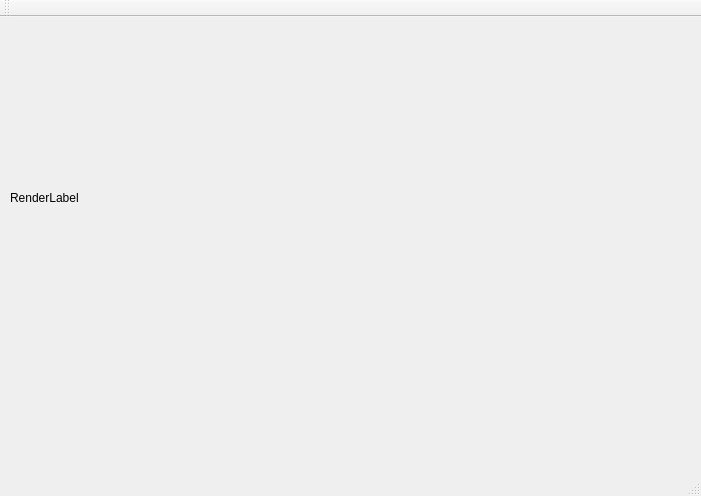
Above: RenderrerMainWindow.ui from damibran/simple_qt_renderrer before the change. Below: the same form after it.
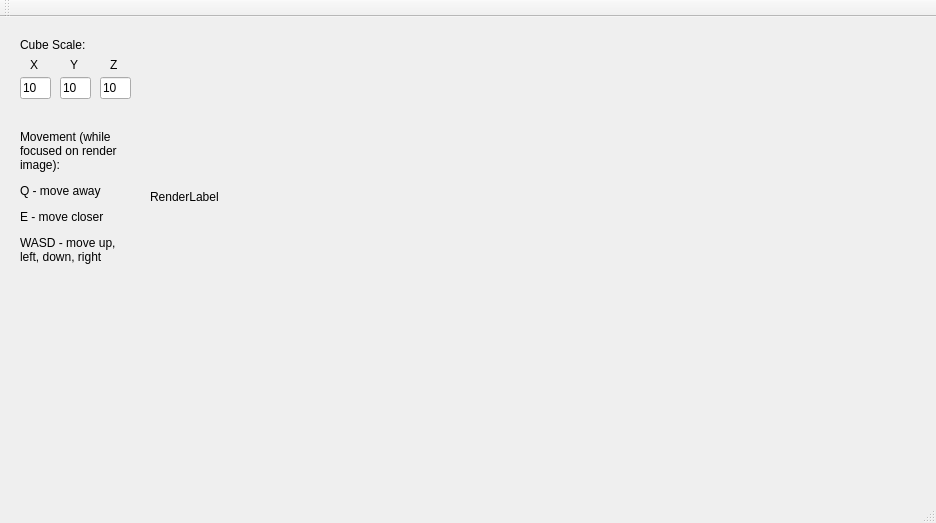
That is the form after the change.

What changed in the file:
```diff
--- a/RenderrerMainWindow.ui
+++ b/RenderrerMainWindow.ui
@@ -6,8 +6,8 @@
    <rect>
     <x>0</x>
     <y>0</y>
-    <width>701</width>
-    <height>496</height>
+    <width>936</width>
+    <height>523</height>
    </rect>
   </property>
   <property name="windowTitle">
@@ -17,23 +17,145 @@
    <widget class="QLabel" name="renderLabel">
     <property name="geometry">
      <rect>
-      <x>10</x>
+      <x>150</x>
       <y>10</y>
       <width>591</width>
       <height>341</height>
      </rect>
     </property>
+    <property name="focusPolicy">
+     <enum>Qt::ClickFocus</enum>
+    </property>
     <property name="text">
      <string>RenderLabel</string>
     </property>
    </widget>
+   <widget class="QLabel" name="CubeScaleLabel">
+    <property name="geometry">
+     <rect>
+      <x>20</x>
+      <y>20</y>
+      <width>81</width>
+      <height>16</height>
+     </rect>
+    </property>
+    <property name="text">
+     <string>Cube Scale:</string>
+    </property>
+   </widget>
+   <widget class="QLineEdit" name="XlineEdit">
+    <property name="geometry">
+     <rect>
+      <x>20</x>
+      <y>60</y>
+      <width>31</width>
+      <height>22</height>
+     </rect>
+    </property>
+    <property name="focusPolicy">
+     <enum>Qt::ClickFocus</enum>
+    </property>
+    <property name="text">
+     <string>10</string>
+    </property>
+   </widget>
+   <widget class="QLineEdit" name="YlineEdit">
+    <property name="geometry">
+     <rect>
+      <x>60</x>
+      <y>60</y>
+      <width>31</width>
+      <height>22</height>
+     </rect>
+    </property>
+    <property name="focusPolicy">
+     <enum>Qt::ClickFocus</enum>
+    </property>
+    <property name="text">
+     <string>10</string>
+    </property>
+   </widget>
+   <widget class="QLineEdit" name="ZlineEdit">
+    <property name="geometry">
+     <rect>
+      <x>100</x>
+      <y>60</y>
+      <width>31</width>
+      <height>22</height>
+     </rect>
+    </property>
+    <property name="focusPolicy">
+     <enum>Qt::ClickFocus</enum>
+    </property>
+    <property name="text">
+     <string>10</string>
+    </property>
+   </widget>
+   <widget class="QLabel" name="Xlabel">
+    <property name="geometry">
+     <rect>
+      <x>30</x>
+      <y>40</y>
+      <width>16</width>
+      <height>16</height>
+     </rect>
+    </property>
+    <property name="text">
+     <string>X</string>
+    </property>
+   </widget>
+   <widget class="QLabel" name="Ylabel">
+    <property name="geometry">
+     <rect>
+      <x>70</x>
+      <y>40</y>
+      <width>16</width>
+      <height>16</height>
+     </rect>
+    </property>
+    <property name="text">
+     <string>Y</string>
+    </property>
+   </widget>
+   <widget class="QLabel" name="Zlabel">
+    <property name="geometry">
+     <rect>
+      <x>110</x>
+      <y>40</y>
+      <width>16</width>
+      <height>16</height>
+     </rect>
+    </property>
+    <property name="text">
+     <string>Z</string>
+    </property>
+   </widget>
+   <widget class="QLabel" name="label_2">
+    <property name="geometry">
+     <rect>
+      <x>20</x>
+      <y>100</y>
+      <width>111</width>
+      <height>161</height>
+     </rect>
+    </property>
+    <property name="text">
+     <string>&lt;html&gt;&lt;head/&gt;&lt;body&gt;&lt;p&gt;Movement (while focused on render image):&lt;/p&gt;&lt;p&gt;Q - move away&lt;/p&gt;&lt;p&gt;E - move closer&lt;/p&gt;&lt;p&gt;WASD - move up, left, down, right &lt;/p&gt;&lt;/body&gt;&lt;/html&gt;</string>
+    </property>
+    <property name="scaledContents">
+     <bool>false</bool>
+    </property>
+    <property name="wordWrap">
+     <bool>true</bool>
+    </property>
+   </widget>
   </widget>
   <widget class="QMenuBar" name="menuBar">
    <property name="geometry">
     <rect>
      <x>0</x>
      <y>0</y>
-     <width>701</width>
+     <width>936</width>
      <height>22</height>
     </rect>
    </property>
```
